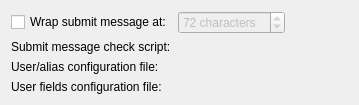
First picture: the form in src/plugins/vcsbase/commonsettingspage.ui, repository qt-creator/qt-creator, before the edit.
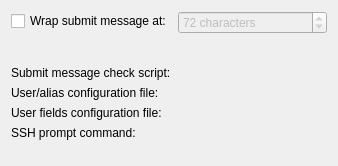
Second picture: the form after the edit. Custom widgets are drawn as their Qt base class.

Commit message:
VCS: Show message box on timeouts/Add SSH prompt.
- Use message boxes on timeouts.
- Add a configuration for a graphical SSH password prompt binary with
defaults
- Launch commands that require authentification with no terminal on UNIX
and environment variable SSH_ASKPASS set accordingly.
- First attempt at introduce a common function to synchronously run VCS
commands in base plugin with flags.
- Use standard execution log entries in all VCS plugins (outputwindow).

Diff of the .ui file:
```diff
--- a/src/plugins/vcsbase/commonsettingspage.ui
+++ b/src/plugins/vcsbase/commonsettingspage.ui
@@ -6,11 +6,11 @@
    <rect>
     <x>0</x>
     <y>0</y>
-    <width>359</width>
-    <height>105</height>
+    <width>338</width>
+    <height>166</height>
    </rect>
   </property>
-  <layout class="QGridLayout" name="gridLayout">
+  <layout class="QFormLayout" name="formLayout">
    <item row="0" column="0">
     <widget class="QCheckBox" name="lineWrapCheckBox">
      <property name="text">
@@ -37,7 +37,7 @@
      </property>
     </widget>
    </item>
-   <item row="0" column="2">
+   <item row="1" column="1">
     <spacer name="horizontalSpacer">
      <property name="orientation">
       <enum>Qt::Horizontal</enum>
@@ -50,7 +50,7 @@
      </property>
     </spacer>
    </item>
-   <item row="1" column="0">
+   <item row="2" column="0">
     <widget class="QLabel" name="submitMessageCheckScriptLabel">
      <property name="toolTip">
       <string>An executable which is called with the submit message in a temporary file as first argument. It should return with an exit != 0 and a message on standard error to indicate failure.</string>
@@ -60,10 +60,10 @@
      </property>
     </widget>
    </item>
-   <item row="1" column="1" colspan="2">
+   <item row="2" column="1">
     <widget class="Utils::PathChooser" name="submitMessageCheckScriptChooser" native="true"/>
    </item>
-   <item row="2" column="0">
+   <item row="3" column="0">
     <widget class="QLabel" name="nickNameMailMapLabel">
      <property name="toolTip">
       <string>A file listing user names and email addresses in a 4-column mailmap format:
@@ -74,10 +74,10 @@
      </property>
     </widget>
    </item>
-   <item row="2" column="1" colspan="2">
+   <item row="3" column="1">
     <widget class="Utils::PathChooser" name="nickNameMailMapChooser" native="true"/>
    </item>
-   <item row="3" column="0">
+   <item row="4" column="0">
     <widget class="QLabel" name="nickNameFieldsFileLabel">
      <property name="toolTip">
       <string>A simple file containing lines with field names like &quot;Reviewed-By:&quot; which will be added below the submit editor.</string>
@@ -87,10 +87,10 @@
      </property>
     </widget>
    </item>
-   <item row="3" column="1" colspan="2">
+   <item row="4" column="1">
     <widget class="Utils::PathChooser" name="nickNameFieldsFileChooser" native="true"/>
    </item>
-   <item row="4" column="0" colspan="3">
+   <item row="6" column="0" colspan="2">
     <spacer name="verticalSpacer">
      <property name="orientation">
       <enum>Qt::Vertical</enum>
@@ -106,6 +106,20 @@
      </property>
     </spacer>
    </item>
+   <item row="5" column="0">
+    <widget class="QLabel" name="sshPromptLabel">
+     <property name="toolTip">
+      <string>Specifies a command that is executed to graphically prompt for a password, 
+should a repository require SSH-authentication (see documentation on SSH and the environment variable SSH_ASKPASS).</string>
+     </property>
+     <property name="text">
+      <string>SSH prompt command:</string>
+     </property>
+    </widget>
+   </item>
+   <item row="5" column="1">
+    <widget class="Utils::PathChooser" name="sshPromptChooser" native="true"/>
+   </item>
   </layout>
  </widget>
  <customwidgets>
```
The commit also changes 25 other files.
